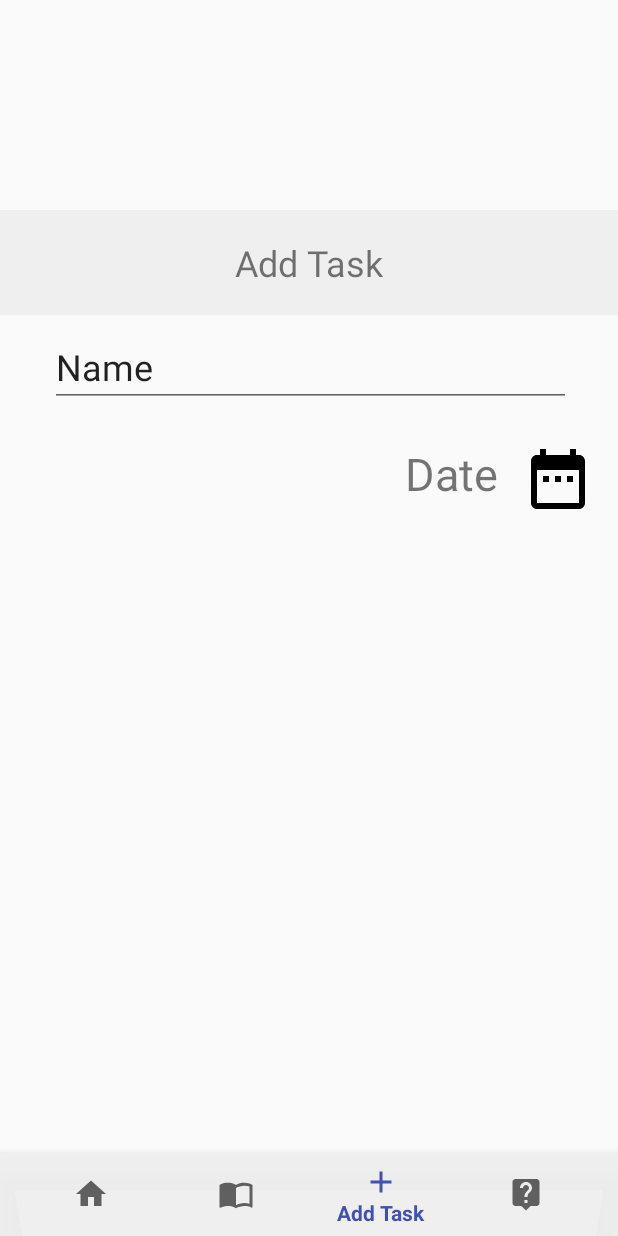
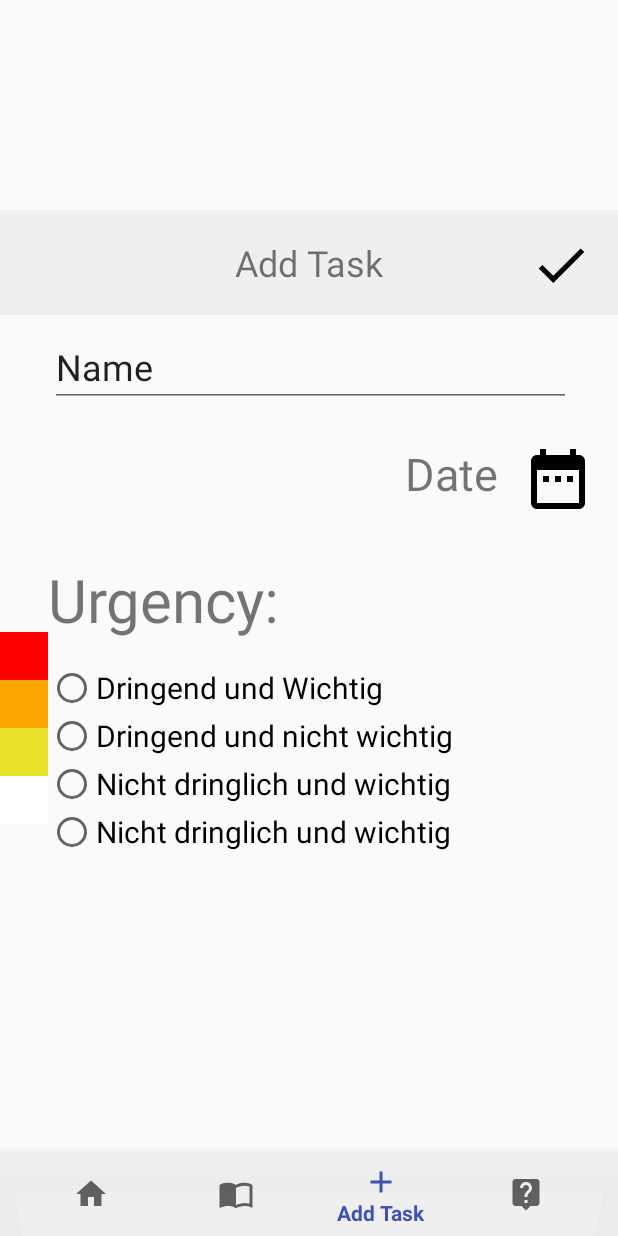
Before and after one commit to jantoktosunov/Timemanagament-App-Android, an Android app: the screen it shows after launch (MainActivity), item 3 of the bottom bar chosen, on a phone screen of 412 x 824 dp. Run offline under Robolectric (Android 15) with nearby library versions, the phone set to English and light mode, and no system bars.

Commit message:
Added radioButtons and imageViews to fragment_add.xml

```diff
--- a/app/src/main/res/layout/fragment_add.xml
+++ b/app/src/main/res/layout/fragment_add.xml
@@ -4,6 +4,15 @@
     xmlns:tools="http://schemas.android.com/tools"
     android:layout_width="match_parent"
     android:layout_height="match_parent">
+
+    <ImageView
+        android:id="@+id/imageView6"
+        android:layout_width="32dp"
+        android:layout_height="32dp"
+        android:layout_marginTop="64dp"
+        android:background="@color/white_urgency"
+        app:layout_constraintStart_toStartOf="parent"
+        app:layout_constraintTop_toBottomOf="@+id/imageView3" />
 
     <TextView
         android:id="@+id/textView"
@@ -12,7 +21,9 @@
         android:background="@drawable/header_rectangle"
         android:gravity="center"
         android:text="@string/add_task"
-        android:textSize="24sp" />
+        android:textSize="24sp"
+        tools:layout_editor_absoluteX="115dp"
+        tools:layout_editor_absoluteY="0dp" />
 
     <EditText
         android:id="@+id/taskNameEditTxt"
@@ -51,4 +62,93 @@
         app:layout_constraintEnd_toStartOf="@+id/calendarImgView"
         app:layout_constraintTop_toBottomOf="@+id/taskNameEditTxt" />
 
+    <ImageView
+        android:id="@+id/imageView2"
+        android:layout_width="44dp"
+        android:layout_height="41dp"
+        android:layout_marginEnd="16dp"
+        android:layout_marginTop="16dp"
+        app:layout_constraintEnd_toEndOf="parent"
+        app:layout_constraintTop_toTopOf="parent"
+        app:srcCompat="@drawable/ic_done_black_24dp" />
+
+    <RadioGroup
+        android:layout_width="362dp"
+        android:layout_height="wrap_content"
+        android:layout_marginStart="32dp"
+        android:layout_marginTop="12dp"
+        app:layout_constraintStart_toStartOf="parent"
+        app:layout_constraintTop_toBottomOf="@+id/textView2">
+
+        <RadioButton
+            android:id="@+id/add_rdb_drwg"
+            android:layout_width="match_parent"
+            android:layout_height="wrap_content"
+            android:layout_weight="1"
+            android:text="Dringend und Wichtig"
+            android:textSize="20sp" />
+
+        <RadioButton
+            android:id="@+id/add_rdb_drnwg"
+            android:layout_width="match_parent"
+            android:layout_height="wrap_content"
+            android:layout_weight="1"
+            android:text="Dringend und nicht wichtig"
+            android:textSize="20sp"/>
+
+        <RadioButton
+            android:id="@+id/add_rdb_ndrwg"
+            android:layout_width="match_parent"
+            android:layout_height="wrap_content"
+            android:layout_weight="1"
+            android:text="Nicht dringlich und wichtig"
+            android:textSize="20sp"/>
+
+        <RadioButton
+            android:id="@+id/add_rdb_ndrnwg"
+            android:layout_width="match_parent"
+            android:layout_height="wrap_content"
+            android:layout_weight="1"
+            android:text="Nicht dringlich und wichtig"
+            android:textSize="20sp"/>
+    </RadioGroup>
+
+    <TextView
+        android:id="@+id/textView2"
+        android:layout_width="183dp"
+        android:layout_height="58dp"
+        android:layout_marginStart="32dp"
+        android:layout_marginTop="101dp"
+        android:text="Urgency:"
+        android:textSize="40sp"
+        app:layout_constraintStart_toStartOf="parent"
+        app:layout_constraintTop_toBottomOf="@+id/taskNameEditTxt" />
+
+    <ImageView
+        android:id="@+id/imageView3"
+        android:layout_width="32dp"
+        android:layout_height="32dp"
+
+        android:layout_marginTop="211dp"
+        android:background="@color/red_urgency"
+        app:layout_constraintStart_toStartOf="parent"
+        app:layout_constraintTop_toBottomOf="@+id/textView" />
+
+    <ImageView
+        android:id="@+id/imageView4"
+        android:layout_width="32dp"
+        android:layout_height="32dp"
+        android:layout_marginTop="32dp"
+        android:background="@color/yellow_urgency"
+        app:layout_constraintStart_toStartOf="parent"
+        app:layout_constraintTop_toBottomOf="@+id/imageView3" />
+
+    <ImageView
+        android:id="@+id/imageView5"
+        android:layout_width="32dp"
+        android:layout_height="32dp"
+        android:background="@color/orange_urgency"
+        app:layout_constraintStart_toStartOf="parent"
+        app:layout_constraintTop_toBottomOf="@+id/imageView3" />
+
 </android.support.constraint.ConstraintLayout>
```
